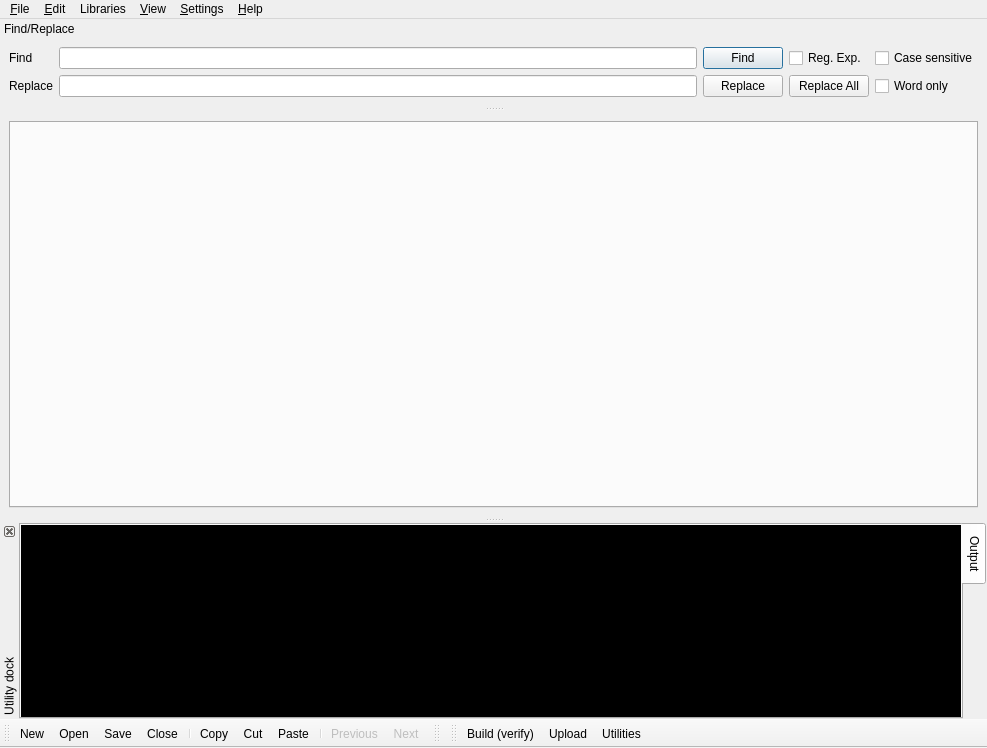
This is gui/MainWindow.ui in mupuf/arduide as Qt 5 draws it before an edit. The edited form follows.
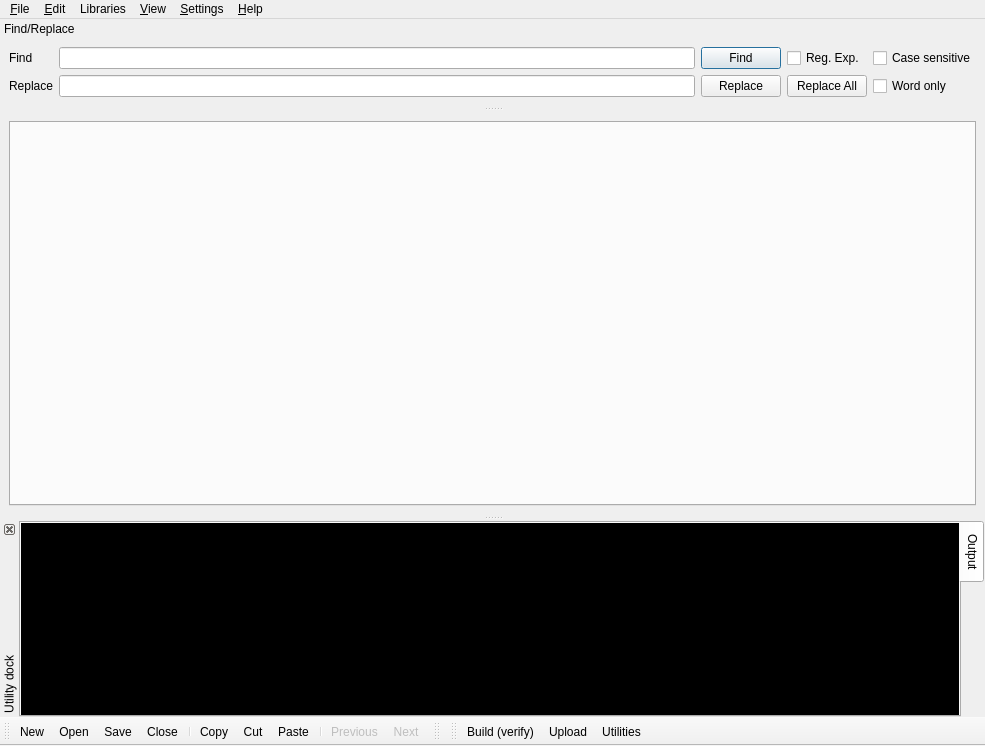
This is the edited form. Icons and pictures are not drawn. Custom widgets are drawn as their Qt base class.

```diff
--- a/gui/MainWindow.ui
+++ b/gui/MainWindow.ui
@@ -6,8 +6,8 @@
    <rect>
     <x>0</x>
     <y>0</y>
-    <width>987</width>
-    <height>748</height>
+    <width>985</width>
+    <height>746</height>
    </rect>
   </property>
   <property name="windowTitle">
@@ -35,7 +35,7 @@
     <rect>
      <x>0</x>
      <y>0</y>
-     <width>987</width>
+     <width>985</width>
      <height>20</height>
     </rect>
    </property>
```
Left out of the diff: 3 changed lines with no effect on the pictures.
